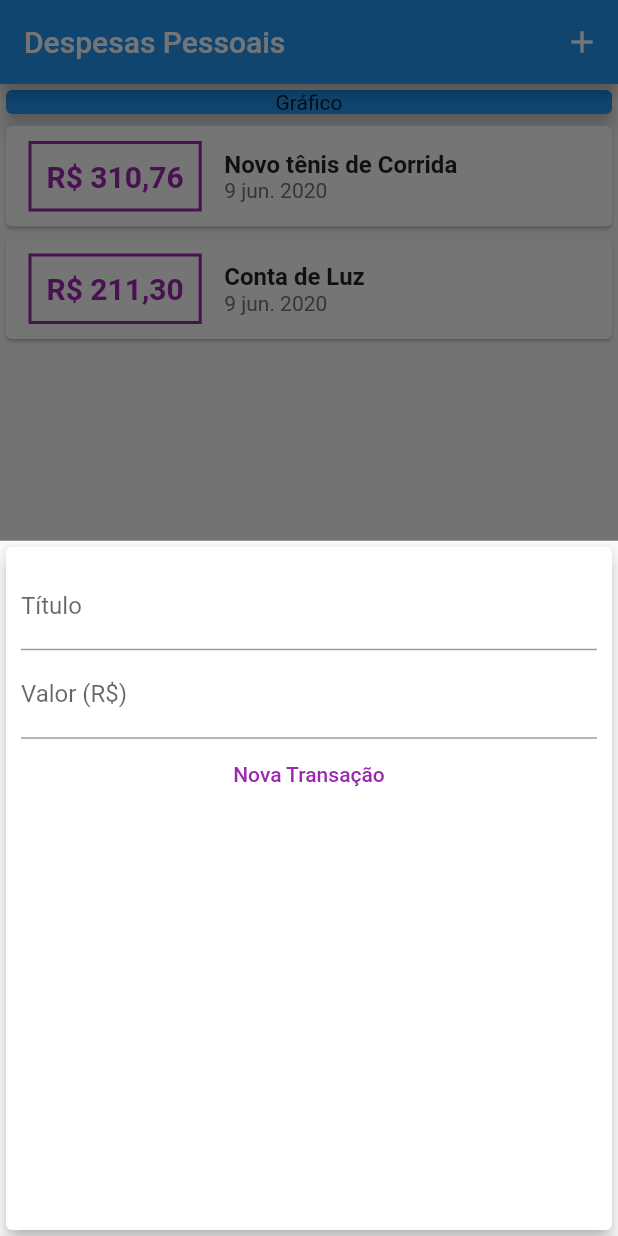
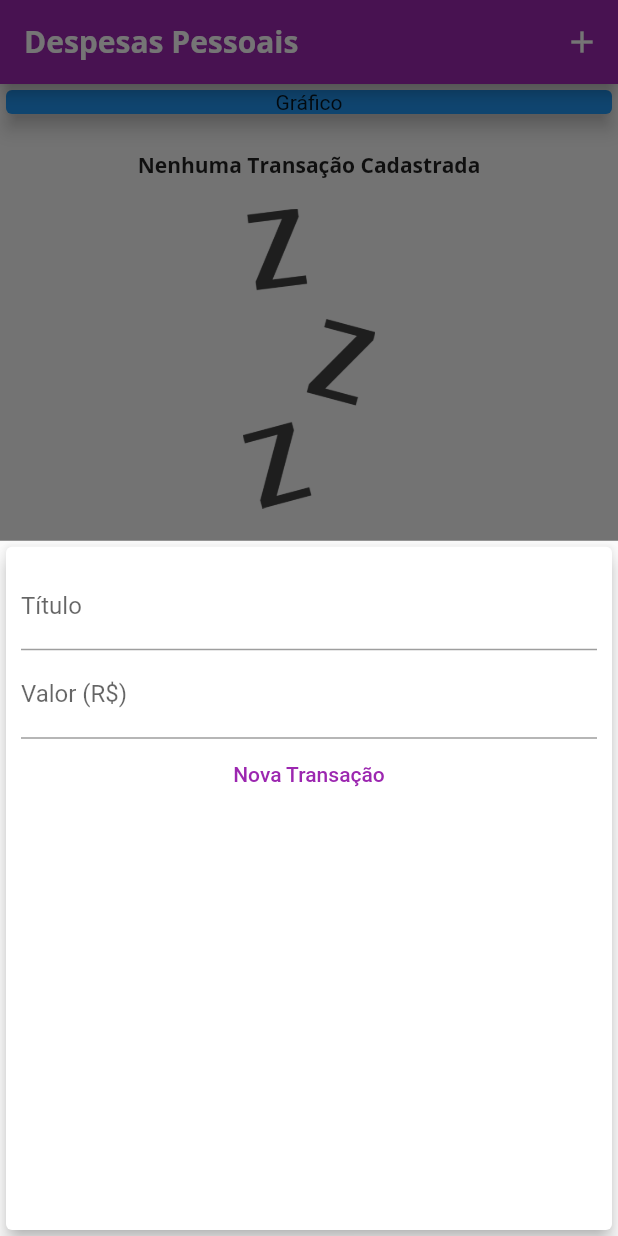
Before and after one commit to machado-jose/expenses, a Flutter app: the screen it shows after launch, after a tap on the "add" icon, on a phone screen of 412 x 824 dp. Run offline on Flutter 3.47's test engine with Material 2 defaults, Android fonts, the phone set to English and light mode, and no system bars.

Commit message:
Setting up themes and adding an image

```diff
--- a/lib/components/transaction_form.dart
+++ b/lib/components/transaction_form.dart
@@ -45,7 +45,7 @@ class _TransactionFormState extends State<TransactionForm> {
             ),
             FlatButton(
               child: Text('Nova Transação'),
-              textColor: Colors.purple,
+              textColor: Theme.of(context).primaryColor,
               onPressed: () => this._submitForm,
             ),
           ],
--- a/lib/components/transaction_list.dart
+++ b/lib/components/transaction_list.dart
@@ -11,7 +11,29 @@ class TransactionList extends StatelessWidget {
   Widget build(BuildContext context) {
     return Container(
       height: 300,
-      child: ListView.builder(
+      child: this.transactions.isEmpty
+          ? Column(
+              children: <Widget>[
+                SizedBox(
+                  height: 20,
+                ),
+                Text(
+                  'Nenhuma Transação Cadastrada',
+                  style: Theme.of(context).textTheme.headline6,
+                ),
+                SizedBox(
+                  height: 20,
+                ),
+                Container(
+                  height: 200,
+                  child: Image.asset(
+                    'assets/images/waiting.png',
+                    fit: BoxFit.cover,
+                  ),
+                )
+              ],
+            )
+          : ListView.builder(
               itemCount: this.transactions.length,
               itemBuilder: (ctx, index) {
                 final tr = this.transactions[index];
@@ -19,16 +41,19 @@ class TransactionList extends StatelessWidget {
                   child: Row(
                     children: <Widget>[
                       Container(
-                  margin: EdgeInsets.symmetric(horizontal: 15, vertical: 10),
+                        margin:
+                            EdgeInsets.symmetric(horizontal: 15, vertical: 10),
                         decoration: BoxDecoration(
-                      border: Border.all(color: Colors.purple, width: 2)),
+                            border: Border.all(
+                                color: Theme.of(context).primaryColor,
+                                width: 2)),
                         padding: EdgeInsets.all(10),
                         child: Text(
                           NumberFormat('R\$ #.00', 'pt-BR').format(tr.value),
                           style: TextStyle(
                             fontSize: 20,
                             fontWeight: FontWeight.bold,
-                      color: Colors.purple,
+                            color: Theme.of(context).primaryColor,
                           ),
                         ),
                       ),
@@ -37,8 +62,7 @@ class TransactionList extends StatelessWidget {
                         children: <Widget>[
                           Text(
                             tr.title,
-                      style:
-                          TextStyle(fontWeight: FontWeight.bold, fontSize: 16),
+                            style: Theme.of(context).textTheme.headline6,
                           ),
                           Text(
                             DateFormat('d MMM y', 'pt_BR').format(tr.date),
--- a/lib/main.dart
+++ b/lib/main.dart
@@ -12,6 +12,27 @@ class ExpensesApp extends StatelessWidget {
   @override
   Widget build(BuildContext context) {
     return MaterialApp(
+      theme: ThemeData(
+        primarySwatch: Colors.purple,
+        accentColor: Colors.amber,
+        fontFamily: 'Quicksand',
+        textTheme: ThemeData.light().textTheme.copyWith(
+          headline6: TextStyle(
+            fontFamily: 'OpenSans',
+            fontSize: 14,
+            fontWeight: FontWeight.bold,
+          )
+        ),
+        appBarTheme: AppBarTheme(
+          textTheme: ThemeData.light().textTheme.copyWith(
+            headline6: TextStyle(
+              fontFamily: 'OpenSans',
+              fontSize: 20,
+              fontWeight: FontWeight.bold,
+            ),
+          ),
+        ),
+      ),
       localizationsDelegates: [
         GlobalMaterialLocalizations.delegate,
         GlobalWidgetsLocalizations.delegate
@@ -29,7 +50,7 @@ class MyHomePage extends StatefulWidget {
 
 class _MyHomePageState extends State<MyHomePage> {
   final List<Transaction> _transaction = [
-    Transaction(
+    /* Transaction(
       id: 't1',
       title: 'Novo tênis de Corrida',
       value: 310.76,
@@ -40,7 +61,7 @@ class _MyHomePageState extends State<MyHomePage> {
       title: 'Conta de Luz',
       value: 211.30,
       date: DateTime.now(),
-    ),
+    ), */
   ];
 
   _openTransactionForm(BuildContext context) {
```
Also changed, not shown: pubspec.yaml (+13 -8 lines), assets/fonts/OpenSans-Bold.ttf (added), assets/fonts/OpenSans-Regular.ttf (added), assets/fonts/Quicksand-Bold.ttf (added), assets/fonts/Quicksand-Light.ttf (added), assets/fonts/Quicksand-Medium.ttf (added), assets/fonts/Quicksand-Regular.ttf (added), assets/images/waiting.png (added). Lines whose indentation alone changed are shown as unchanged.
